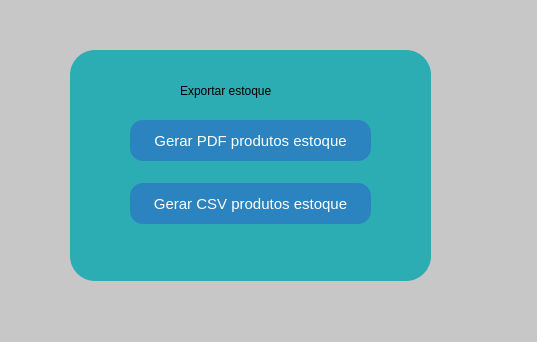
Above: relatorios.ui from GabR36/QEstoqueLoja before the change. Below: the same form after it.
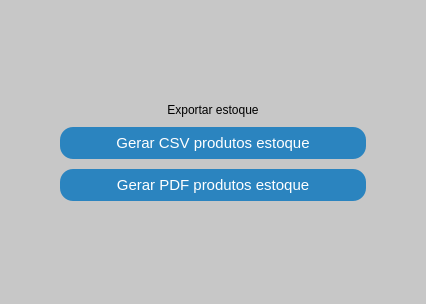
That is the form after the change.

Commit message: tela relatorios responsiva

What changed in the file:
```diff
--- a/relatorios.ui
+++ b/relatorios.ui
@@ -6,10 +6,16 @@
    <rect>
     <x>0</x>
     <y>0</y>
-    <width>537</width>
-    <height>342</height>
+    <width>426</width>
+    <height>304</height>
    </rect>
   </property>
+  <property name="minimumSize">
+   <size>
+    <width>345</width>
+    <height>215</height>
+   </size>
+  </property>
   <property name="windowTitle">
    <string>Relatórios</string>
   </property>
@@ -35,80 +41,133 @@
 }
 </string>
   </property>
-  <widget class="QPushButton" name="Btn_PdfGen">
-   <property name="geometry">
-    <rect>
-     <x>130</x>
-     <y>120</y>
-     <width>241</width>
-     <height>41</height>
-    </rect>
+  <layout class="QVBoxLayout" name="verticalLayout_4">
+   <property name="leftMargin">
+    <number>60</number>
    </property>
-   <property name="styleSheet">
-    <string notr="true">font: 700 9pt &quot;Segoe UI&quot;;</string>
+   <property name="topMargin">
+    <number>60</number>
    </property>
-   <property name="text">
-    <string>Gerar PDF produtos estoque</string>
+   <property name="rightMargin">
+    <number>60</number>
    </property>
-  </widget>
-  <widget class="QPushButton" name="Btn_CsvGen">
-   <property name="geometry">
-    <rect>
-     <x>130</x>
-     <y>183</y>
-     <width>241</width>
-     <height>41</height>
-    </rect>
+   <property name="bottomMargin">
+    <number>60</number>
    </property>
-   <property name="styleSheet">
-    <string notr="true">font: 700 9pt &quot;Segoe UI&quot;;</string>
-   </property>
-   <property name="text">
-    <string>Gerar CSV produtos estoque</string>
-   </property>
-  </widget>
-  <widget class="QFrame" name="frame">
-   <property name="geometry">
-    <rect>
-     <x>70</x>
-     <y>50</y>
-     <width>361</width>
-     <height>231</height>
-    </rect>
-   </property>
-   <property name="styleSheet">
-    <string notr="true">background-color:rgb(44, 172, 179);
-border-radius: 25px;
+   <item>
+    <layout class="QVBoxLayout" name="verticalLayout_3">
+     <property name="spacing">
+      <number>10</number>
+     </property>
+     <item>
+      <spacer name="verticalSpacer">
+       <property name="orientation">
+        <enum>Qt::Vertical</enum>
+       </property>
+       <property name="sizeHint" stdset="0">
+        <size>
+         <width>20</width>
+         <height>40</height>
+        </size>
+       </property>
+      </spacer>
+     </item>
+     <item>
+      <widget class="QLabel" name="label">
+       <property name="enabled">
+        <bool>true</bool>
+       </property>
+       <property name="toolTip">
+        <string>Exporte o estoque!</string>
+       </property>
+       <property name="styleSheet">
+        <string notr="true">font: 700 12pt &quot;Segoe UI&quot;;
+</string>
+       </property>
+       <property name="text">
+        <string>Exportar estoque</string>
+       </property>
+       <property name="alignment">
+        <set>Qt::AlignCenter</set>
+       </property>
+       <property name="margin">
+        <number>-1</number>
+       </property>
+      </widget>
+     </item>
+     <item>
+      <widget class="QPushButton" name="Btn_CsvGen">
+       <property name="minimumSize">
+        <size>
+         <width>32</width>
+         <height>32</height>
+        </size>
+       </property>
+       <property name="autoFillBackground">
+        <bool>false</bool>
+       </property>
+       <property name="styleSheet">
+        <string notr="true">font: 700 9pt &quot;Segoe UI&quot;;
 
+background-color: rgb(43, 132, 191);
+color: rgb(255, 255, 255);
+font-size: 15px;
+border-radius: 13px;
+
 </string>
-   </property>
-   <property name="frameShape">
-    <enum>QFrame::StyledPanel</enum>
-   </property>
-   <property name="frameShadow">
-    <enum>QFrame::Raised</enum>
-   </property>
-   <widget class="QLabel" name="label">
-    <property name="geometry">
-     <rect>
-      <x>110</x>
-      <y>30</y>
-      <width>141</width>
-      <height>21</height>
-     </rect>
-    </property>
-    <property name="styleSheet">
-     <string notr="true">font: 700 12pt &quot;Segoe UI&quot;;
+       </property>
+       <property name="text">
+        <string>Gerar CSV produtos estoque</string>
+       </property>
+       <property name="checkable">
+        <bool>true</bool>
+       </property>
+       <property name="default">
+        <bool>false</bool>
+       </property>
+       <property name="flat">
+        <bool>false</bool>
+       </property>
+      </widget>
+     </item>
+     <item>
+      <widget class="QPushButton" name="Btn_PdfGen">
+       <property name="minimumSize">
+        <size>
+         <width>32</width>
+         <height>32</height>
+        </size>
+       </property>
+       <property name="styleSheet">
+        <string notr="true">font: 700 9pt &quot;Segoe UI&quot;;
+background-color: rgb(43, 132, 191);
+color: rgb(255, 255, 255);
+font-size: 15px;
+border-radius: 13px;
+
 </string>
-    </property>
-    <property name="text">
-     <string>Exportar estoque</string>
-    </property>
-   </widget>
-  </widget>
-  <zorder>frame</zorder>
-  <zorder>Btn_PdfGen</zorder>
-  <zorder>Btn_CsvGen</zorder>
+       </property>
+       <property name="text">
+        <string>Gerar PDF produtos estoque</string>
+       </property>
+      </widget>
+     </item>
+     <item>
+      <spacer name="verticalSpacer_2">
+       <property name="orientation">
+        <enum>Qt::Vertical</enum>
+       </property>
+       <property name="sizeHint" stdset="0">
+        <size>
+         <width>20</width>
+         <height>40</height>
+        </size>
+       </property>
+      </spacer>
+     </item>
+    </layout>
+   </item>
+  </layout>
  </widget>
  <resources/>
  <connections/>
```
The commit also changes 2 other files.
